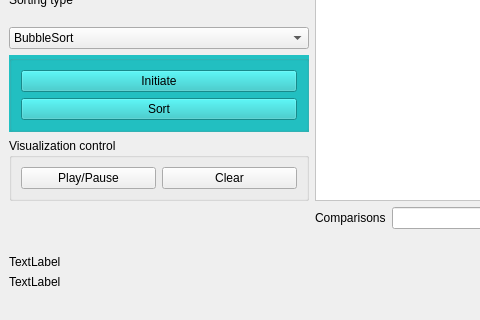
This is Sortings_Visualization/mainwindow.ui in yegorgru/OOP_Lab2_4_Semester as Qt 5 draws it before an edit; both pictures show x 0 to 480 and y 288 to 608 of the 1286 by 608 pixel window. The edited form follows.
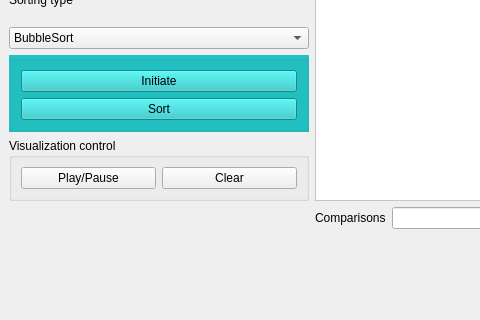
This is the edited form.

Commit message: worked on theoretical complexity

The edit to the form file:
```diff
--- a/Sortings_Visualization/mainwindow.ui
+++ b/Sortings_Visualization/mainwindow.ui
@@ -449,7 +449,7 @@
     <item row="21" column="1">
      <widget class="QLabel" name="label_9">
       <property name="text">
-       <string>TextLabel</string>
+       <string/>
       </property>
      </widget>
     </item>
@@ -463,7 +463,7 @@
     <item row="22" column="1">
      <widget class="QLabel" name="label_10">
       <property name="text">
-       <string>TextLabel</string>
+       <string/>
       </property>
      </widget>
     </item>
```
Left out of the diff: 6 changed lines with no effect on the pictures. The commit also changes 2 other files.
